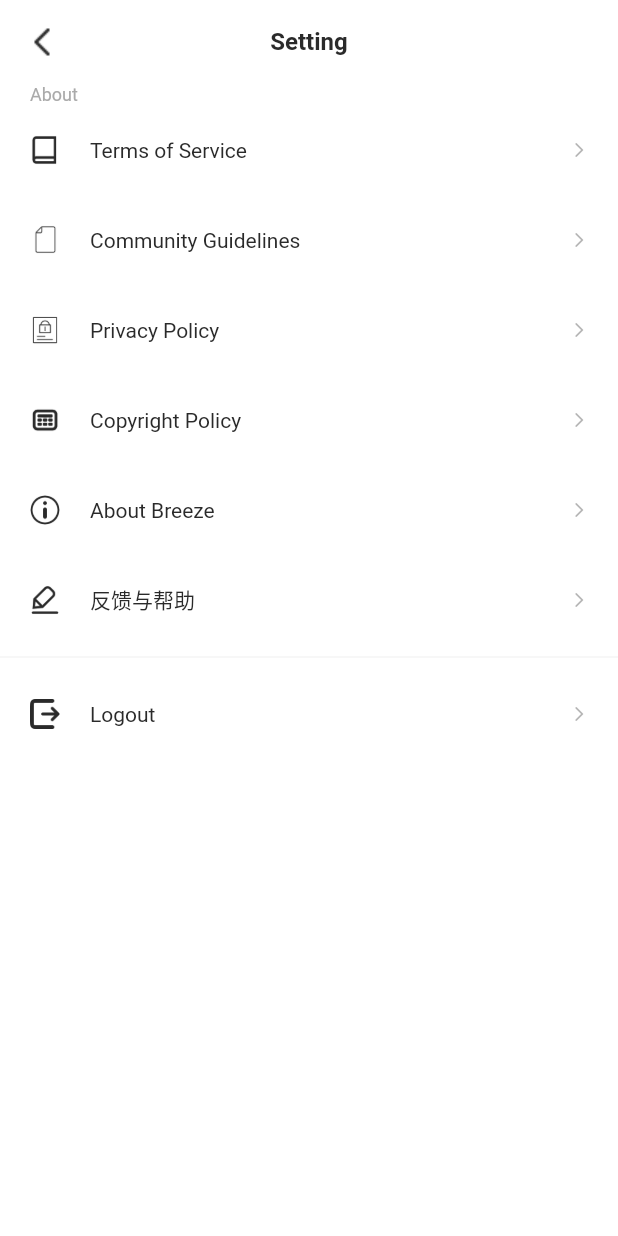
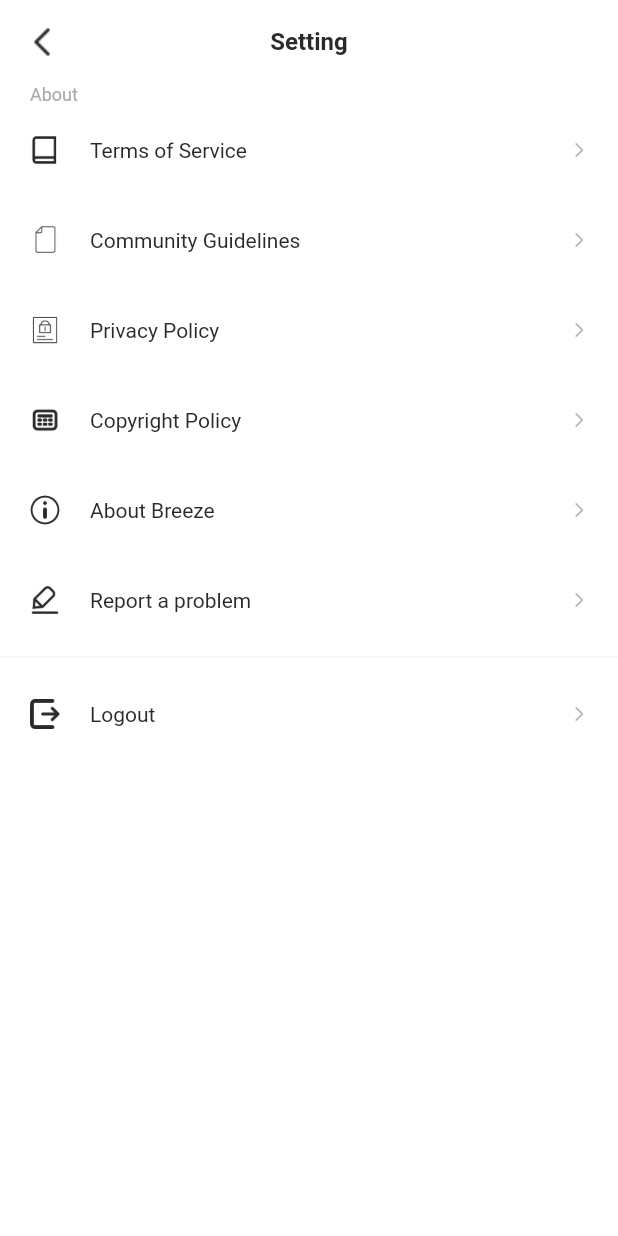
Before and after one commit to zhangqi444/toktik, a Flutter app: the SettingPage screen opened by its route, on a phone screen of 412 x 824 dp. Run offline on Flutter 3.47's test engine with Material 2 defaults, Android fonts, the phone set to English and light mode, and no system bars; our stand-ins replace cached_network_image, camera, dio, email_validator, flutter_easyloading, get and 10 more; missing offline and left inert: amplify_analytics_pinpoint, amplify_api, amplify_auth_cognito, amplify_datastore, amplify_datastore_plugin_interface, amplify_flutter and 1 more; accounts and stored records are empty.

Commit message:
add setting report a problem

```diff
--- a/lib/common/strings.dart
+++ b/lib/common/strings.dart
@@ -5,6 +5,7 @@ const SETTING_TERMS_OF_SERVICE = "Terms of Service";
 const SETTING_COMMUNITY_GUIDELINES = "Community Guidelines";
 const SETTING_PRIVACY_POLICY = "Privacy Policy";
 const SETTING_COPYRIGHT_POLICY = "Copyright Policy";
+const SETTING_REPORT_PROBLEM = "Report a problem";
 const SETTING_LOGOUT = "Logout";
 
 const String LOGIN_UNKNOWN_ERROR_MESSAGE = "Sorry, we have faced unknown error. Please try again.";
--- a/lib/page/setting_page.dart
+++ b/lib/page/setting_page.dart
@@ -89,7 +89,9 @@ class _SettingPageState extends State<SettingPage> {
             ItemTurnWidget(img: 'assets/images/setting_about.png',title: SETTING_ABOUT, onClick: () {
               Get.toNamed(Routers.webView, arguments: {"url": "https://getbreeze.me"} );
             }),
-            ItemTurnWidget(img: 'assets/images/setting_feedback.png',title: '反馈与帮助',onClick: (){EasyLoading.showToast('功能待开发');},),
+            ItemTurnWidget(img: 'assets/images/setting_feedback.png',title: SETTING_REPORT_PROBLEM, onClick: () {
+              Get.toNamed(Routers.webView, arguments: {"url": "https://www.getbreeze.me/contact"} );
+            }),
             // ItemTurnWidget(img: 'assets/images/setting_delete.png',title: '清理占用空间',onClick: (){EasyLoading.showToast('功能待开发');},),
             Divider(color: ColorRes.light_foreground_color.withAlpha(20),),
             // ItemTurnWidget(img: 'assets/images/setting_exchange.png',title: '切换账号',onClick: (){
```
